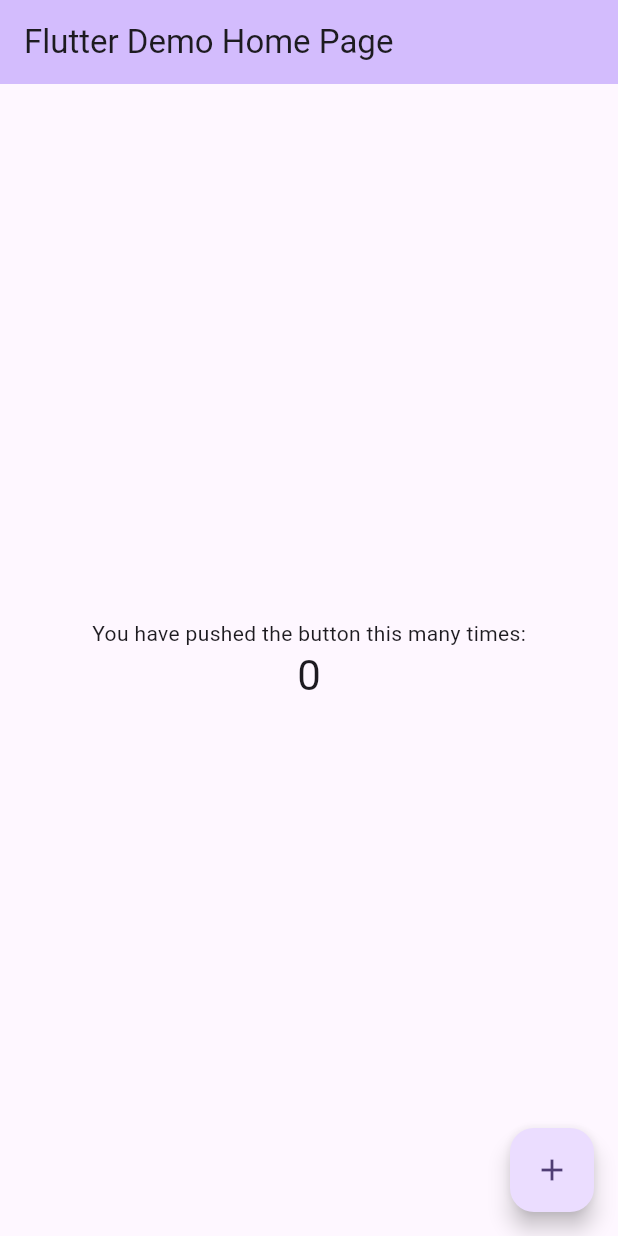
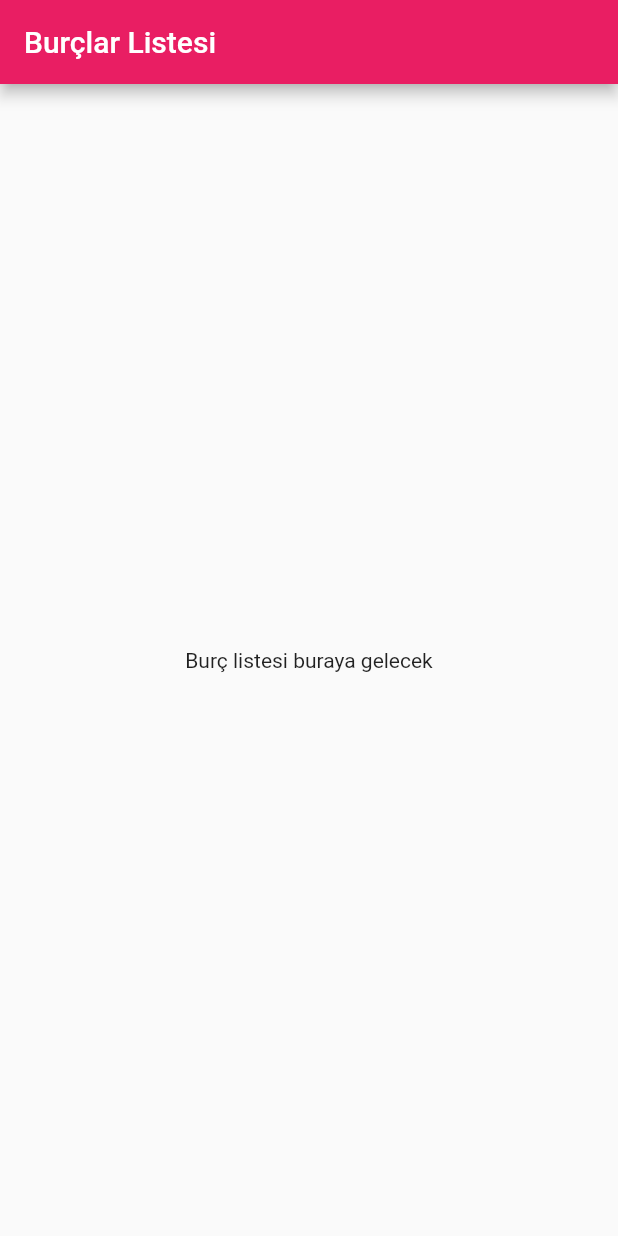
Before and after one commit to ServeIron/burc-flutter-application, a Flutter app: the screen it shows after launch, on a phone screen of 412 x 824 dp. Run offline on Flutter 3.47's test engine with Material 2 defaults, Android fonts, the phone set to English and light mode, and no system bars.

Commit message:
dosyalar eklendi

```diff
--- /dev/null
+++ b/lib/burc_listesi.dart
@@ -0,0 +1,11 @@
+import 'package:flutter/material.dart';
+
+class BurcListesi extends StatelessWidget {
+  @override
+  Widget build(BuildContext context) {
+    return Scaffold(
+      appBar: AppBar(title: Text("Burçlar Listesi")),
+      body: Center(child: Text("Burç listesi buraya gelecek")),
+    );
+  }
+}
--- a/lib/main.dart
+++ b/lib/main.dart
@@ -1,125 +1,22 @@
 import 'package:flutter/material.dart';
 
+import 'burc_listesi.dart';
+
 void main() {
-  runApp(const MyApp());
+  runApp(MyApp());
 }
 
 class MyApp extends StatelessWidget {
   const MyApp({super.key});
 
-  // This widget is the root of your application.
   @override
   Widget build(BuildContext context) {
     return MaterialApp(
-      title: 'Flutter Demo',
+      debugShowCheckedModeBanner: false,
       theme: ThemeData(
-        // This is the theme of your application.
-        //
-        // TRY THIS: Try running your application with "flutter run". You'll see
-        // the application has a blue toolbar. Then, without quitting the app,
-        // try changing the seedColor in the colorScheme below to Colors.green
-        // and then invoke "hot reload" (save your changes or press the "hot
-        // reload" button in a Flutter-supported IDE, or press "r" if you used
-        // the command line to start the app).
-        //
-        // Notice that the counter didn't reset back to zero; the application
-        // state is not lost during the reload. To reset the state, use hot
-        // restart instead.
-        //
-        // This works for code too, not just values: Most code changes can be
-        // tested with just a hot reload.
-        colorScheme: ColorScheme.fromSeed(seedColor: Colors.deepPurple),
-        useMaterial3: true,
+        primarySwatch: Colors.pink
       ),
-      home: const MyHomePage(title: 'Flutter Demo Home Page'),
+      home: BurcListesi(),
     );
   }
 }
-
-class MyHomePage extends StatefulWidget {
-  const MyHomePage({super.key, required this.title});
-
-  // This widget is the home page of your application. It is stateful, meaning
-  // that it has a State object (defined below) that contains fields that affect
-  // how it looks.
-
-  // This class is the configuration for the state. It holds the values (in this
-  // case the title) provided by the parent (in this case the App widget) and
-  // used by the build method of the State. Fields in a Widget subclass are
-  // always marked "final".
-
-  final String title;
-
-  @override
-  State<MyHomePage> createState() => _MyHomePageState();
-}
-
-class _MyHomePageState extends State<MyHomePage> {
-  int _counter = 0;
-
-  void _incrementCounter() {
-    setState(() {
-      // This call to setState tells the Flutter framework that something has
-      // changed in this State, which causes it to rerun the build method below
-      // so that the display can reflect the updated values. If we changed
-      // _counter without calling setState(), then the build method would not be
-      // called again, and so nothing would appear to happen.
-      _counter++;
-    });
-  }
-
-  @override
-  Widget build(BuildContext context) {
-    // This method is rerun every time setState is called, for instance as done
-    // by the _incrementCounter method above.
-    //
-    // The Flutter framework has been optimized to make rerunning build methods
-    // fast, so that you can just rebuild anything that needs updating rather
-    // than having to individually change instances of widgets.
-    return Scaffold(
-      appBar: AppBar(
-        // TRY THIS: Try changing the color here to a specific color (to
-        // Colors.amber, perhaps?) and trigger a hot reload to see the AppBar
-        // change color while the other colors stay the same.
-        backgroundColor: Theme.of(context).colorScheme.inversePrimary,
-        // Here we take the value from the MyHomePage object that was created by
-        // the App.build method, and use it to set our appbar title.
-        title: Text(widget.title),
-      ),
-      body: Center(
-        // Center is a layout widget. It takes a single child and positions it
-        // in the middle of the parent.
-        child: Column(
-          // Column is also a layout widget. It takes a list of children and
-          // arranges them vertically. By default, it sizes itself to fit its
-          // children horizontally, and tries to be as tall as its parent.
-          //
-          // Column has various properties to control how it sizes itself and
-          // how it positions its children. Here we use mainAxisAlignment to
-          // center the children vertically; the main axis here is the vertical
-          // axis because Columns are vertical (the cross axis would be
-          // horizontal).
-          //
-          // TRY THIS: Invoke "debug painting" (choose the "Toggle Debug Paint"
-          // action in the IDE, or press "p" in the console), to see the
-          // wireframe for each widget.
-          mainAxisAlignment: MainAxisAlignment.center,
-          children: <Widget>[
-            const Text(
-              'You have pushed the button this many times:',
-            ),
-            Text(
-              '$_counter',
-              style: Theme.of(context).textTheme.headlineMedium,
-            ),
-          ],
-        ),
-      ),
-      floatingActionButton: FloatingActionButton(
-        onPressed: _incrementCounter,
-        tooltip: 'Increment',
-        child: const Icon(Icons.add),
-      ), // This trailing comma makes auto-formatting nicer for build methods.
-    );
-  }
-}
--- a/pubspec.yaml
+++ b/pubspec.yaml
@@ -59,8 +59,8 @@ flutter:
   uses-material-design: true
 
   # To add assets to your application, add an assets section, like this:
-  # assets:
-  #   - images/a_dot_burr.jpeg
+  assets:
+     - images/
   #   - images/a_dot_ham.jpeg
 
   # An image asset can refer to one or more resolution-specific "variants", see
```
Also changed, not shown: lib/data/strings.dart (added, +216 -0 lines).
